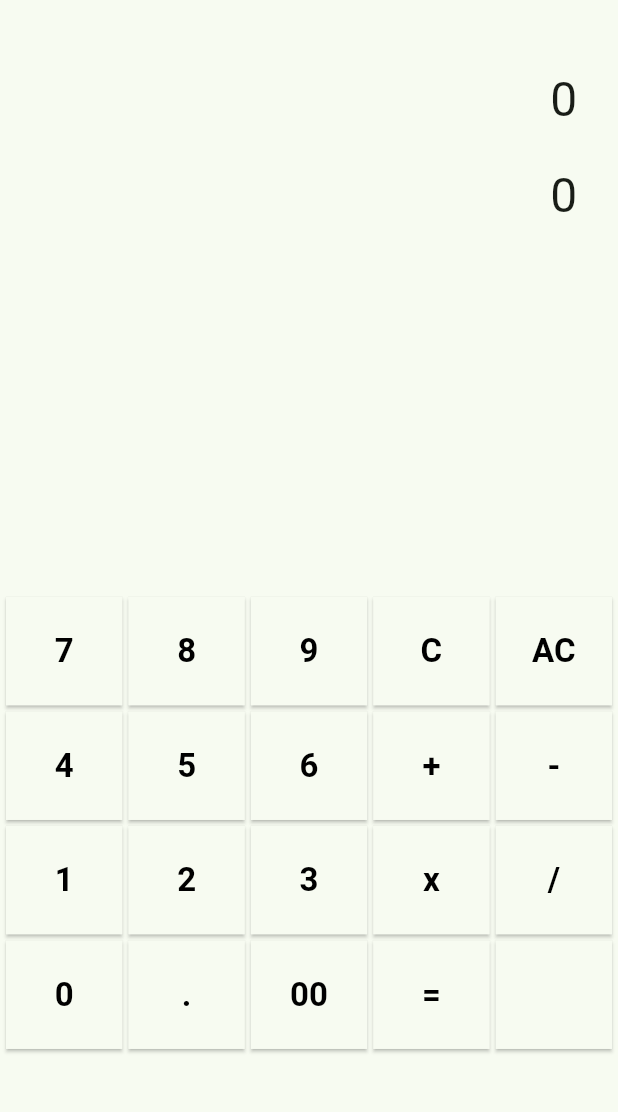
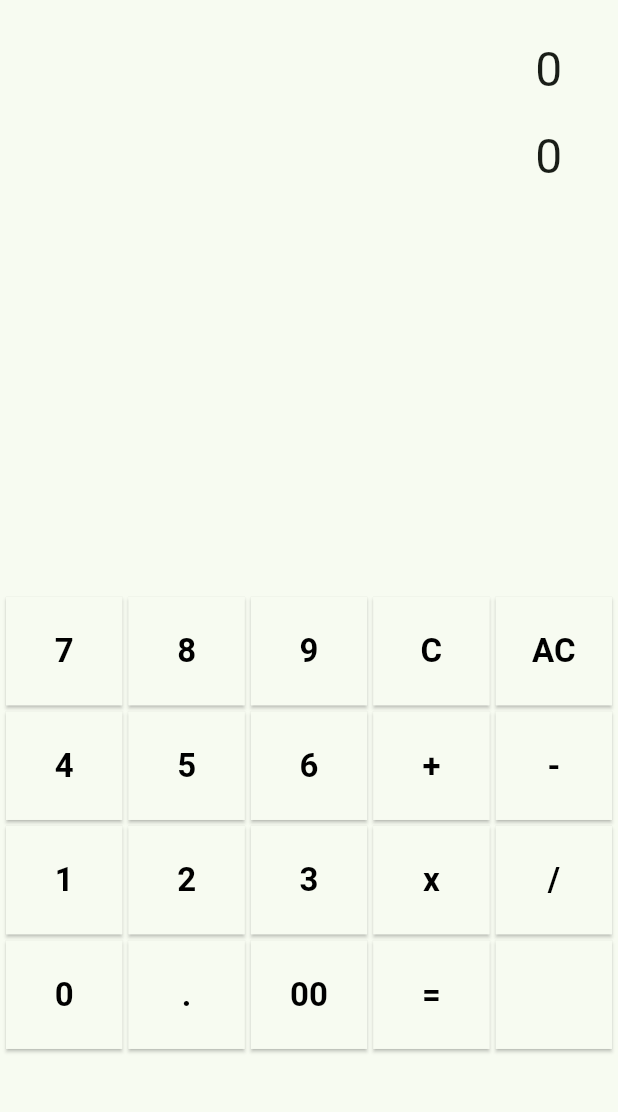
Before and after one commit to keonwoo98/Mobile-Piscine, a Flutter app: the screen it shows after launch, on a phone screen of 412 x 824 dp, the part 69-1181 px from its top. Run offline on Flutter 3.47's test engine with Material 3 defaults, Android fonts, the phone set to English and light mode, and no system bars.

Commit message:
finished ex02

```diff
--- a/module00/ex02/lib/main.dart
+++ b/module00/ex02/lib/main.dart
@@ -48,41 +48,30 @@ class _CalculatorState extends State<Calculator> {
         children: [
           Expanded(
             child: Padding(
-              padding: const EdgeInsets.all(24.0),
+              padding:
+                  const EdgeInsets.symmetric(vertical: 12.0, horizontal: 34.0),
               child: Column(
                 crossAxisAlignment: CrossAxisAlignment.stretch,
                 children: [
-                  // Text(
-                  //   expression,
-                  //   textAlign: TextAlign.right,
-                  //   style: const TextStyle(
-                  //     fontSize: 40.0,
-                  //   ),
-                  // ),
-                  // Text(
-                  //   result,
-                  //   textAlign: TextAlign.right,
-                  //   style: const TextStyle(
-                  //     fontSize: 40.0,
-                  //   ),
-                  // ),
                   TextField(
                     controller: TextEditingController(text: expression),
                     textAlign: TextAlign.right,
                     style: const TextStyle(fontSize: 32),
                     readOnly: true,
                     decoration: const InputDecoration(
-                      border: InputBorder.none, // 밑줄을 없애는 부분
-                      // contentPadding: EdgeInsets.zero, // 내용과 상하좌우 간격을 없애는 부분
+                      border: InputBorder.none,
+                      contentPadding: EdgeInsets.zero,
                     ),
                   ),
+                  const SizedBox(height: 10),
                   TextField(
                     controller: TextEditingController(text: result),
                     textAlign: TextAlign.right,
                     style: const TextStyle(fontSize: 32),
                     readOnly: true,
                     decoration: const InputDecoration(
-                      border: InputBorder.none, // 밑줄을 없애는 부분
+                      border: InputBorder.none,
+                      contentPadding: EdgeInsets.zero,
                     ),
                   ),
                 ],
@@ -148,10 +137,10 @@ class KeyboardKey extends StatelessWidget {
       style: ElevatedButton.styleFrom(
         backgroundColor: Theme.of(context).scaffoldBackgroundColor,
         shape: const RoundedRectangleBorder(
-          borderRadius: BorderRadius.zero, // 여기서 모서리를 제거합니다.
+          borderRadius: BorderRadius.zero,
         ),
       ),
-      onPressed: () {},
+      onPressed: () => print('button pressed :$_keyValue'),
       child: Text(
         _keyValue,
         style: const TextStyle(
```
